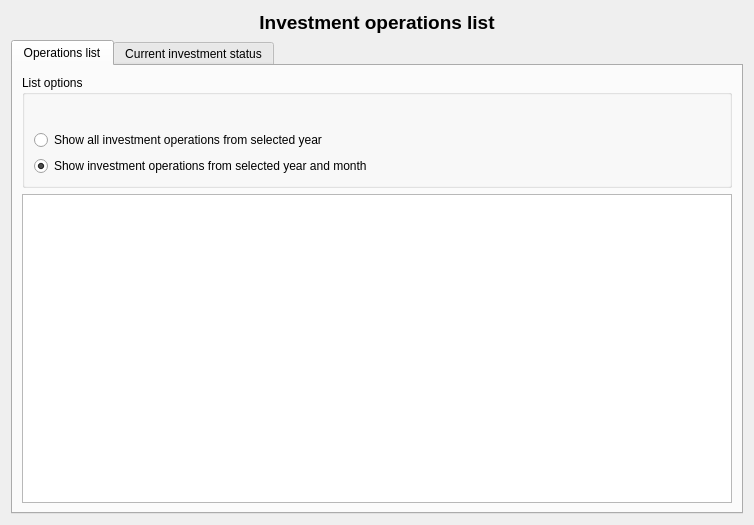
First picture: the form in ui/wdgInvestmentsOperations.ui, repository turulomio/xulpymoney, before the edit.
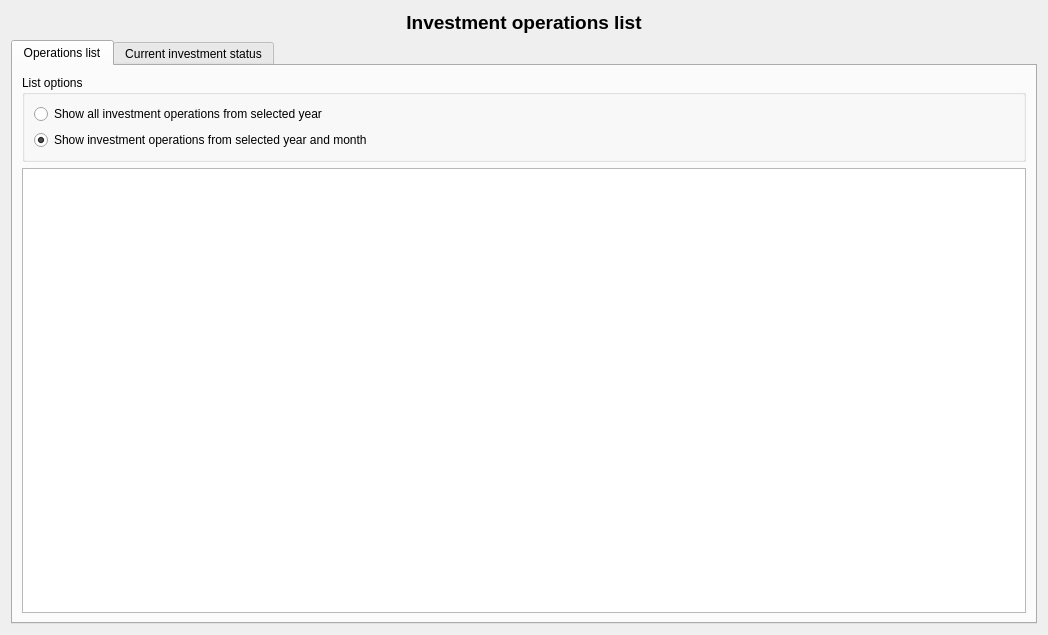
Second picture: the form after the edit. The open tabs and pages were chosen to show the change. Icons and pictures are not drawn. Custom widgets are drawn as their Qt base class.

Commit message: Added a wdgYear to investment operation list. Asked in ticket #126

```diff
--- a/ui/wdgInvestmentsOperations.ui
+++ b/ui/wdgInvestmentsOperations.ui
@@ -6,8 +6,8 @@
    <rect>
     <x>0</x>
     <y>0</y>
-    <width>754</width>
-    <height>525</height>
+    <width>1048</width>
+    <height>635</height>
    </rect>
   </property>
   <layout class="QHBoxLayout" name="horizontalLayout">
@@ -45,17 +45,29 @@
         </attribute>
         <layout class="QHBoxLayout" name="horizontalLayout_4">
          <item>
-          <layout class="QVBoxLayout" name="verticalLayout_3">
+          <layout class="QVBoxLayout" name="verticalLayout_2">
            <item>
             <widget class="QGroupBox" name="groupBox">
              <property name="title">
               <string>List options</string>
              </property>
-             <layout class="QHBoxLayout" name="horizontalLayout_3">
+             <layout class="QHBoxLayout" name="horizontalLayout_6">
               <item>
-               <layout class="QVBoxLayout" name="verticalLayout_2">
+               <layout class="QVBoxLayout" name="verticalLayout_3">
                 <item>
-                 <layout class="QHBoxLayout" name="horizontalLayout_2">
+                 <layout class="QHBoxLayout" name="horizontalLayout_3">
+                  <item>
+                   <widget class="QRadioButton" name="radYear">
+                    <property name="text">
+                     <string>Show all investment operations from selected year</string>
+                    </property>
+                   </widget>
+                  </item>
+                  <item>
+                   <widget class="wdgYear" name="wy" native="true">
+                    <zorder>horizontalSpacer_2</zorder>
+                   </widget>
+                  </item>
                   <item>
                    <spacer name="horizontalSpacer_2">
                     <property name="orientation">
@@ -69,6 +81,20 @@
                     </property>
                    </spacer>
                   </item>
+                 </layout>
+                </item>
+                <item>
+                 <layout class="QHBoxLayout" name="horizontalLayout_2">
+                  <item>
+                   <widget class="QRadioButton" name="radYearMonth">
+                    <property name="text">
+                     <string>Show investment operations from selected year and month</string>
+                    </property>
+                    <property name="checked">
+                     <bool>true</bool>
+                    </property>
+                   </widget>
+                  </item>
                   <item>
                    <widget class="wdgYearMonth" name="wym" native="true"/>
                   </item>
@@ -87,23 +113,6 @@
                   </item>
                  </layout>
                 </item>
-                <item>
-                 <widget class="QRadioButton" name="radYear">
-                  <property name="text">
-                   <string>Show all investment operations from selected year</string>
-                  </property>
-                 </widget>
-                </item>
-                <item>
-                 <widget class="QRadioButton" name="radYearMonth">
-                  <property name="text">
-                   <string>Show investment operations from selected year and month</string>
-                  </property>
-                  <property name="checked">
-                   <bool>true</bool>
-                  </property>
-                 </widget>
-                </item>
                </layout>
               </item>
              </layout>
@@ -111,6 +120,12 @@
            </item>
            <item>
             <widget class="myQTableWidget" name="table">
+             <property name="sizePolicy">
+              <sizepolicy hsizetype="Expanding" vsizetype="Expanding">
+               <horstretch>0</horstretch>
+               <verstretch>0</verstretch>
+              </sizepolicy>
+             </property>
              <property name="contextMenuPolicy">
               <enum>Qt::CustomContextMenu</enum>
              </property>
@@ -246,6 +261,12 @@
    <header location="global">wdgYearMonth</header>
    <container>1</container>
   </customwidget>
+  <customwidget>
+   <class>wdgYear</class>
+   <extends>QWidget</extends>
+   <header location="global">wdgYear</header>
+   <container>1</container>
+  </customwidget>
  </customwidgets>
  <resources>
   <include location="../images/xulpymoney.qrc"/>
```
Left out of the diff: 2 changed lines with no effect on the pictures. The commit also changes 5 other files.
